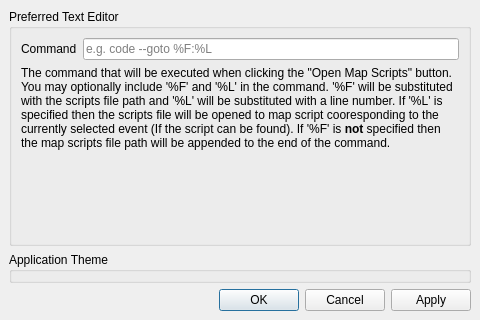
First picture: the form in forms/preferenceeditor.ui, repository huderlem/porymap, before the edit.
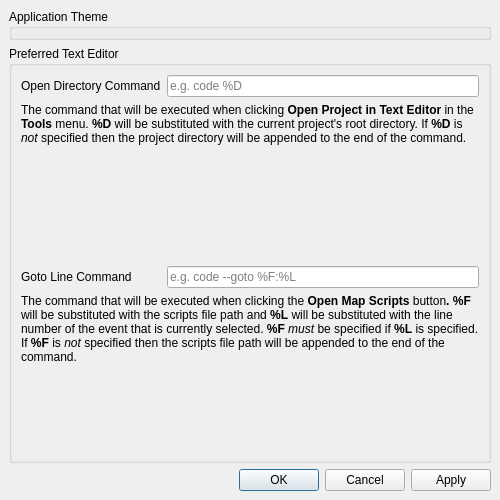
Second picture: the form after the edit.

Commit message: Add action to open the project root in a text editor

The edit to the form file:
```diff
--- a/forms/preferenceeditor.ui
+++ b/forms/preferenceeditor.ui
@@ -6,8 +6,8 @@
    <rect>
     <x>0</x>
     <y>0</y>
-    <width>480</width>
-    <height>320</height>
+    <width>500</width>
+    <height>500</height>
    </rect>
   </property>
   <property name="windowTitle">
@@ -15,51 +15,6 @@
   </property>
   <widget class="QWidget" name="centralwidget">
    <layout class="QVBoxLayout" name="verticalLayout">
-    <item>
-     <widget class="QGroupBox" name="groupBox_TextEditor">
-      <property name="title">
-       <string>Preferred Text Editor</string>
-      </property>
-      <layout class="QGridLayout" name="gridLayout">
-       <item row="0" column="0">
-        <widget class="QLabel" name="label_TextEditor">
-         <property name="text">
-          <string>Command</string>
-         </property>
-        </widget>
-       </item>
-       <item row="0" column="1">
-        <widget class="QLineEdit" name="lineEdit_TextEditor">
-         <property name="toolTip">
-          <string>The command (including the necessary parameters) to perform the action. See the command parameter legend below for a list of supported parameter variables, which will be substituted when launching the command. When upper-case letters (e.g. %F, $D, %N) are used, the action will be applicable even if more than one item is selected. Esle the action will only be applicable f exactly one item is selected.</string>
-         </property>
-         <property name="placeholderText">
-          <string>e.g. code --goto %F:%L</string>
-         </property>
-         <property name="clearButtonEnabled">
-          <bool>true</bool>
-         </property>
-        </widget>
-       </item>
-       <item row="1" column="0" colspan="2">
-        <widget class="QLabel" name="label_TextEditorHelp">
-         <property name="text">
-          <string>&lt;html&gt;&lt;head/&gt;&lt;body&gt;&lt;p&gt;The command that will be executed when clicking the &amp;quot;Open Map Scripts&amp;quot; button. You may optionally include '%F' and '%L' in the command. '%F' will be substituted with the scripts file path and '%L' will be substituted with a line number. If '%L' is specified then the scripts file will be opened to map script cooresponding to the currently selected event (If the script can be found). If '%F' is &lt;span style=&quot; font-weight:600;&quot;&gt;not&lt;/span&gt; specified then the map scripts file path will be appended to the end of the command.&lt;/p&gt;&lt;/body&gt;&lt;/html&gt;</string>
-         </property>
-         <property name="scaledContents">
-          <bool>false</bool>
-         </property>
-         <property name="alignment">
-          <set>Qt::AlignLeading|Qt::AlignLeft|Qt::AlignTop</set>
-         </property>
-         <property name="wordWrap">
-          <bool>true</bool>
-         </property>
-        </widget>
-       </item>
-      </layout>
-     </widget>
-    </item>
     <item>
      <widget class="QGroupBox" name="groupBox_Themes">
       <property name="sizePolicy">
@@ -73,6 +28,118 @@
       </property>
      </widget>
     </item>
+    <item>
+     <widget class="QGroupBox" name="groupBox_TextEditor">
+      <property name="title">
+       <string>Preferred Text Editor</string>
+      </property>
+      <layout class="QGridLayout" name="gridLayout">
+       <property name="leftMargin">
+        <number>0</number>
+       </property>
+       <property name="topMargin">
+        <number>0</number>
+       </property>
+       <property name="rightMargin">
+        <number>0</number>
+       </property>
+       <property name="bottomMargin">
+        <number>0</number>
+       </property>
+       <property name="spacing">
+        <number>0</number>
+       </property>
+       <item row="2" column="0">
+        <widget class="QScrollArea" name="scrollArea_TextEditor">
+         <property name="frameShape">
+          <enum>QFrame::NoFrame</enum>
+         </property>
+         <property name="widgetResizable">
+          <bool>true</bool>
+         </property>
+         <widget class="QWidget" name="scrollAreaWidgetContents_TextEditor">
+          <property name="geometry">
+           <rect>
+            <x>0</x>
+            <y>0</y>
+            <width>482</width>
+            <height>398</height>
+           </rect>
+          </property>
+          <layout class="QGridLayout" name="gridLayout_2">
+           <property name="sizeConstraint">
+            <enum>QLayout::SetMinimumSize</enum>
+           </property>
+           <item row="5" column="0" colspan="2">
+            <widget class="QLabel" name="label_TextEditorGotoLineHelp">
+             <property name="text">
+              <string>&lt;html&gt;&lt;head/&gt;&lt;body&gt;&lt;p&gt;The command that will be executed when clicking the &lt;span style=&quot; font-weight:600;&quot;&gt;Open Map Scripts&lt;/span&gt; button&lt;span style=&quot; font-weight:600;&quot;&gt;. %F&lt;/span&gt; will be substituted with the scripts file path and &lt;span style=&quot; font-weight:600;&quot;&gt;%L&lt;/span&gt; will be substituted with the line number of the event that is currently selected. &lt;span style=&quot; font-weight:600;&quot;&gt;%F &lt;/span&gt;&lt;span style=&quot; font-style:italic;&quot;&gt;must&lt;/span&gt; be specified if &lt;span style=&quot; font-weight:600;&quot;&gt;%L&lt;/span&gt; is specified. If &lt;span style=&quot; font-weight:600;&quot;&gt;%F&lt;/span&gt; is &lt;span style=&quot; font-style:italic;&quot;&gt;not&lt;/span&gt; specified then the scripts file path will be appended to the end of the command.&lt;/p&gt;&lt;/body&gt;&lt;/html&gt;</string>
+             </property>
+             <property name="alignment">
+              <set>Qt::AlignLeading|Qt::AlignLeft|Qt::AlignTop</set>
+             </property>
+             <property name="wordWrap">
+              <bool>true</bool>
+             </property>
+            </widget>
+           </item>
+           <item row="4" column="1">
+            <widget class="QLineEdit" name="lineEdit_TextEditorGotoLine">
+             <property name="toolTip">
+              <string>The shell command for your preferred text editor to open a file to a specific line number (possibly an absolute path if the program doesn't exist in your PATH).</string>
+             </property>
+             <property name="placeholderText">
+              <string>e.g. code --goto %F:%L</string>
+             </property>
+             <property name="clearButtonEnabled">
+              <bool>true</bool>
+             </property>
+            </widget>
+           </item>
+           <item row="1" column="0" colspan="2">
+            <widget class="QLabel" name="label_TextEditorOpenFolderHelp">
+             <property name="text">
+              <string>&lt;html&gt;&lt;head/&gt;&lt;body&gt;&lt;p&gt;The command that will be executed when clicking &lt;span style=&quot; font-weight:600;&quot;&gt;Open Project in Text Editor&lt;/span&gt; in the &lt;span style=&quot; font-weight:600;&quot;&gt;Tools&lt;/span&gt; menu. &lt;span style=&quot; font-weight:600;&quot;&gt;%D&lt;/span&gt; will be substituted with the current project's root directory. If &lt;span style=&quot; font-weight:600;&quot;&gt;%D&lt;/span&gt; is &lt;span style=&quot; font-style:italic;&quot;&gt;not&lt;/span&gt; specified then the project directory will be appended to the end of the command.&lt;/p&gt;&lt;/body&gt;&lt;/html&gt;</string>
+             </property>
+             <property name="alignment">
+              <set>Qt::AlignLeading|Qt::AlignLeft|Qt::AlignTop</set>
+             </property>
+             <property name="wordWrap">
+              <bool>true</bool>
+             </property>
+            </widget>
+           </item>
+           <item row="0" column="0">
+            <widget class="QLabel" name="label_TextEditorOpenFolder">
+             <property name="text">
+              <string>Open Directory Command</string>
+             </property>
+            </widget>
+           </item>
+           <item row="0" column="1">
+            <widget class="QLineEdit" name="lineEdit_TextEditorOpenFolder">
+             <property name="toolTip">
+              <string>The shell command for your preferred text editor (possibly an absolute path if the program doesn't exist in your PATH).</string>
+             </property>
+             <property name="placeholderText">
+              <string>e.g. code %D</string>
+             </property>
+            </widget>
+           </item>
+           <item row="4" column="0">
+            <widget class="QLabel" name="label_TextEditorGotoLine">
+             <property name="text">
+              <string>Goto Line Command</string>
+             </property>
+            </widget>
+           </item>
+          </layout>
+         </widget>
+        </widget>
+       </item>
+      </layout>
+     </widget>
+    </item>
     <item>
      <widget class="QDialogButtonBox" name="buttonBox">
       <property name="standardButtons">
```
The commit also changes 8 other files.
